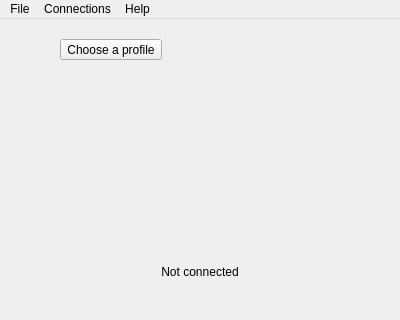
wtalioy/JustConnect, file presentation/main/mainwindow.ui: the form before one commit; both pictures show x 0 to 400 and y 0 to 320 of the 400 by 480 pixel window.
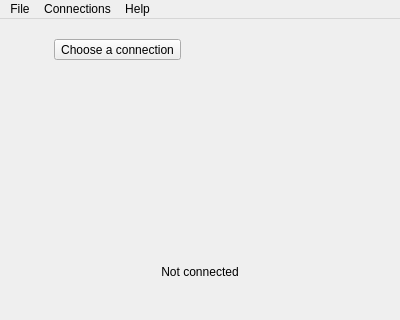
The form after the commit. Icons and pictures are not drawn. Custom widgets are drawn as their Qt base class.

Commit message: fix: align connection terminology in tooltips and messages

```diff
--- a/presentation/main/mainwindow.ui
+++ b/presentation/main/mainwindow.ui
@@ -51,7 +51,7 @@
          <item>
           <widget class="ProfileMenuButton" name="profileMenuButton">
            <property name="text">
-            <string>Choose a profile</string>
+            <string>Choose a connection</string>
            </property>
            <property name="accessibleName">
             <string>Connection profile</string>
```
Left out of the diff: 2 changed lines with no effect on the pictures. The commit also changes 4 other files.
